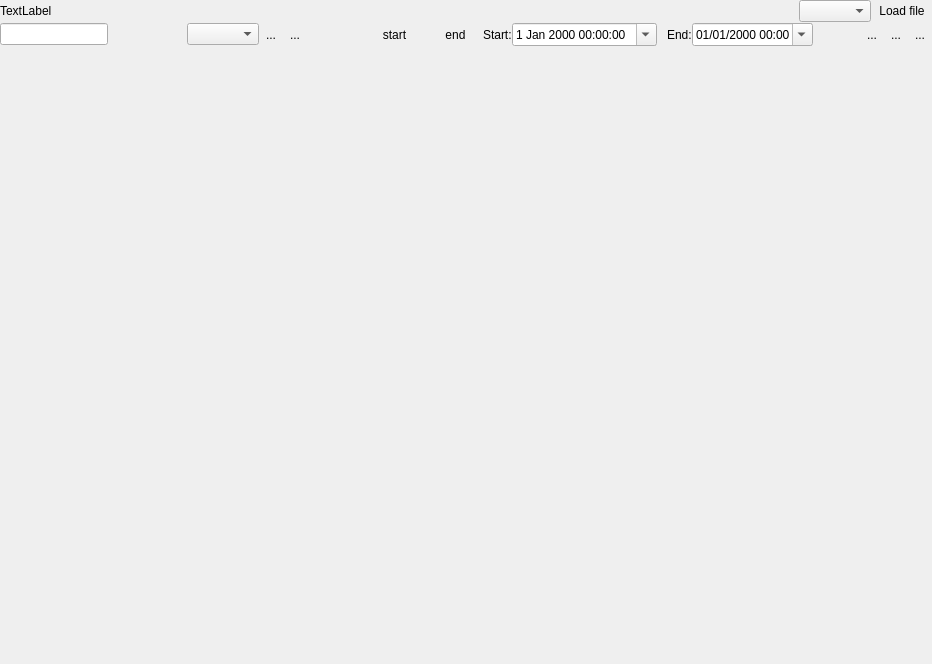
This is Viewer/ecflowUI/src/TimelineWidget.ui in ecmwf/ecflow as Qt 5 draws it before an edit. The edited form follows.
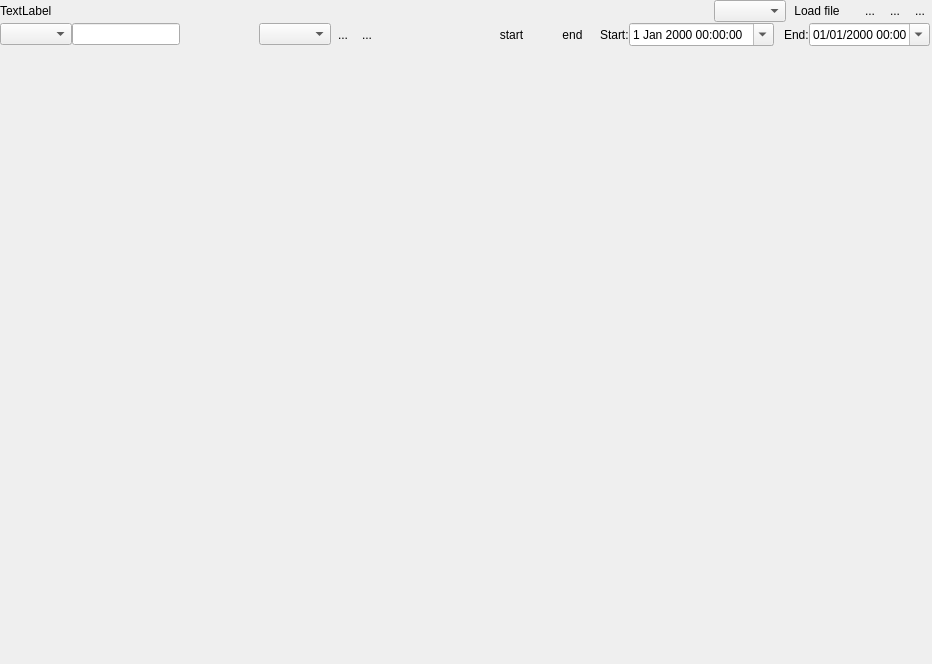
This is the edited form. Icons and pictures are not drawn. Custom widgets are drawn as their Qt base class.

Commit message: ecFlowUi: add option to user regexp match for timeline path filter ECFLOW-1515

Patch:
```diff
--- a/Viewer/ecflowUI/src/TimelineWidget.ui
+++ b/Viewer/ecflowUI/src/TimelineWidget.ui
@@ -30,7 +30,7 @@
     <number>0</number>
    </property>
    <item>
-    <layout class="QHBoxLayout" name="horizontalLayout" stretch="1,0,0,0">
+    <layout class="QHBoxLayout" name="horizontalLayout" stretch="1,0,0,0,0,0,0,0">
      <property name="spacing">
       <number>1</number>
      </property>
@@ -78,6 +78,88 @@
        </property>
       </widget>
      </item>
+     <item>
+      <spacer name="horizontalSpacer_4">
+       <property name="orientation">
+        <enum>Qt::Horizontal</enum>
+       </property>
+       <property name="sizeHint" stdset="0">
+        <size>
+         <width>10</width>
+         <height>20</height>
+        </size>
+       </property>
+      </spacer>
+     </item>
+     <item>
+      <widget class="QToolButton" name="timelineViewTb">
+       <property name="toolTip">
+        <string>Timeline view mode</string>
+       </property>
+       <property name="text">
+        <string>...</string>
+       </property>
+       <property name="icon">
+        <iconset resource="viewer.qrc">
+         <normaloff>:/viewer/period.svg</normaloff>:/viewer/period.svg</iconset>
+       </property>
+       <property name="iconSize">
+        <size>
+         <width>16</width>
+         <height>16</height>
+        </size>
+       </property>
+       <property name="checkable">
+        <bool>true</bool>
+       </property>
+       <property name="autoRaise">
+        <bool>true</bool>
+       </property>
+      </widget>
+     </item>
+     <item>
+      <widget class="QToolButton" name="durationViewTb">
+       <property name="toolTip">
+        <string>Duration view mode</string>
+       </property>
+       <property name="text">
+        <string>...</string>
+       </property>
+       <property name="icon">
+        <iconset resource="viewer.qrc">
+         <normaloff>:/viewer/duration.svg</normaloff>:/viewer/duration.svg</iconset>
+       </property>
+       <property name="iconSize">
+        <size>
+         <width>16</width>
+         <height>16</height>
+        </size>
+       </property>
+       <property name="checkable">
+        <bool>true</bool>
+       </property>
+       <property name="autoRaise">
+        <bool>true</bool>
+       </property>
+      </widget>
+     </item>
+     <item>
+      <widget class="QToolButton" name="reloadTb">
+       <property name="toolTip">
+        <string>Reload logfile</string>
+       </property>
+       <property name="text">
+        <string>...</string>
+       </property>
+       <property name="icon">
+        <iconset resource="viewer.qrc">
+         <normaloff>:/viewer/sync_black.svg</normaloff>:/viewer/sync_black.svg</iconset>
+       </property>
+       <property name="autoRaise">
+        <bool>true</bool>
+       </property>
+      </widget>
+     </item>
     </layout>
    </item>
    <item>
@@ -98,6 +180,9 @@
       <property name="bottomMargin">
        <number>0</number>
       </property>
+      <item>
+       <widget class="StringMatchCombo" name="pathFilterMatchModeCb"/>
+      </item>
       <item>
        <widget class="QLineEdit" name="pathFilterLe"/>
       </item>
@@ -223,7 +308,7 @@
          <enum>Qt::Horizontal</enum>
         </property>
         <property name="sizeType">
-         <enum>QSizePolicy::Fixed</enum>
+         <enum>QSizePolicy::Expanding</enum>
         </property>
         <property name="sizeHint" stdset="0">
          <size>
@@ -341,7 +426,7 @@
        </widget>
       </item>
       <item>
-       <spacer name="horizontalSpacer_2">
+       <spacer name="horizontalSpacer_5">
         <property name="orientation">
          <enum>Qt::Horizontal</enum>
         </property>
@@ -380,7 +465,7 @@
        </widget>
       </item>
       <item>
-       <spacer name="horizontalSpacer">
+       <spacer name="horizontalSpacer_2">
         <property name="orientation">
          <enum>Qt::Horizontal</enum>
         </property>
@@ -422,87 +507,21 @@
        </widget>
       </item>
       <item>
-       <spacer name="horizontalSpacer_4">
+       <spacer name="horizontalSpacer">
         <property name="orientation">
          <enum>Qt::Horizontal</enum>
         </property>
+        <property name="sizeType">
+         <enum>QSizePolicy::Fixed</enum>
+        </property>
         <property name="sizeHint" stdset="0">
          <size>
-          <width>40</width>
+          <width>2</width>
           <height>20</height>
          </size>
         </property>
        </spacer>
       </item>
-      <item>
-       <widget class="QToolButton" name="timelineViewTb">
-        <property name="toolTip">
-         <string>Timeline view mode</string>
-        </property>
-        <property name="text">
-         <string>...</string>
-        </property>
-        <property name="icon">
-         <iconset resource="viewer.qrc">
-          <normaloff>:/viewer/period.svg</normaloff>:/viewer/period.svg</iconset>
-        </property>
-        <property name="iconSize">
-         <size>
-          <width>16</width>
-          <height>16</height>
-         </size>
-        </property>
-        <property name="checkable">
-         <bool>true</bool>
-        </property>
-        <property name="autoRaise">
-         <bool>true</bool>
-        </property>
-       </widget>
-      </item>
-      <item>
-       <widget class="QToolButton" name="durationViewTb">
-        <property name="toolTip">
-         <string>Duration view mode</string>
-        </property>
-        <property name="text">
-         <string>...</string>
-        </property>
-        <property name="icon">
-         <iconset resource="viewer.qrc">
-          <normaloff>:/viewer/duration.svg</normaloff>:/viewer/duration.svg</iconset>
-        </property>
-        <property name="iconSize">
-         <size>
-          <width>16</width>
-          <height>16</height>
-         </size>
-        </property>
-        <property name="checkable">
-         <bool>true</bool>
-        </property>
-        <property name="autoRaise">
-         <bool>true</bool>
-        </property>
-       </widget>
-      </item>
-      <item>
-       <widget class="QToolButton" name="reloadTb">
-        <property name="toolTip">
-         <string>Reload logfile</string>
-        </property>
-        <property name="text">
-         <string>...</string>
-        </property>
-        <property name="icon">
-         <iconset resource="viewer.qrc">
-          <normaloff>:/viewer/sync_black.svg</normaloff>:/viewer/sync_black.svg</iconset>
-        </property>
-        <property name="autoRaise">
-         <bool>true</bool>
-        </property>
-       </widget>
-      </item>
      </layout>
     </widget>
    </item>
@@ -566,6 +585,11 @@
    <header>MessageLabel.hpp</header>
    <container>1</container>
   </customwidget>
+  <customwidget>
+   <class>StringMatchCombo</class>
+   <extends>QComboBox</extends>
+   <header>StringMatchCombo.hpp</header>
+  </customwidget>
  </customwidgets>
  <resources>
   <include location="viewer.qrc"/>
```
The commit also changes 4 other files.
